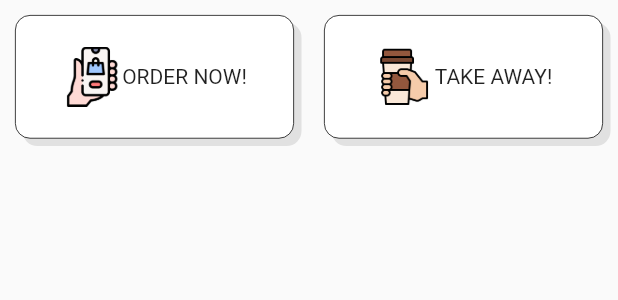
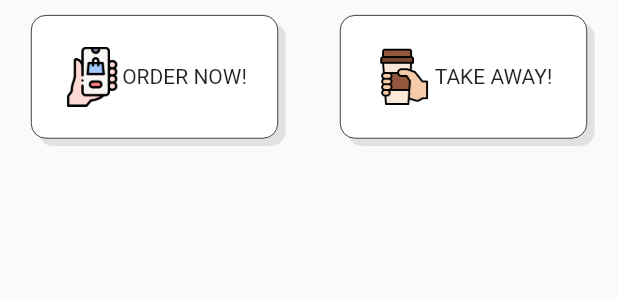
Before and after one commit to minhtien300199/CafeShop, a Flutter app: the SecondPage widget shown alone on an empty page, opened directly, on a phone screen of 412 x 824 dp. Shown: the top 300 px of the screen. Run offline on Flutter 3.47's test engine with Material 2 defaults, Android fonts, the phone set to English and light mode, and no system bars; our stand-ins replace carousel_slider, dots_indicator, firebase_auth, firebase_storage, google_fonts, localstorage and 2 more; missing offline and left inert: custom_bottom_navigation_bar, firebase; accounts and stored records are empty; network calls fail.

Commit message:
add button

```diff
--- a/lib/Component/Home/SecondPage.dart
+++ b/lib/Component/Home/SecondPage.dart
@@ -6,27 +6,70 @@ class SecondPage extends StatefulWidget {
 }
 
 class _SecondPageState extends State<SecondPage> {
+  List<double> animatedOffset = [0, 0, 0, 0];
+  bool onpressedBtnOrder = false;
+  bool onPressedBtnTakeAway = false;
+  bool onHoldBtnOrder = false;
+  Key takeAwayKey = Key("takeAway");
   @override
   Widget build(BuildContext context) {
     return Container(
       child: Column(
         children: [
           Row(
+            mainAxisAlignment: MainAxisAlignment.spaceAround,
             children: [
-              Expanded(
+              GestureDetector(
+                onTap: () {
+                  setState(() {
+                    onpressedBtnOrder = true;
+                    //make press animation
+                    animatedOffset[2] = 5;
+                    animatedOffset[3] = 5;
+                  });
+                },
+                child: Stack(
+                  children: [
+                    //shadow here
+                    Positioned(
                         child: Container(
                       margin: EdgeInsets.all(10),
+                      // alignment: Alignment.center,
+                      width: MediaQuery.of(context).size.width * 0.40,
+                      height: MediaQuery.of(context).size.height * 0.1,
                       decoration: BoxDecoration(
                           color: Colors.white,
-                    border: Border.all(width: 0.5),
+                          // border: Border.all(width: 0.5),
                           borderRadius: BorderRadius.circular(10),
                           boxShadow: [
                             BoxShadow(
                                 offset: Offset(5, 5),
                                 color: Colors.black.withOpacity(0.1))
                           ]),
+                    )),
+                    AnimatedPositioned(
+                        top: animatedOffset[2],
+                        left: animatedOffset[3],
+                        onEnd: () {
+                          setState(() {
+                            onpressedBtnOrder = false;
+                            //make press animation
+                            animatedOffset[2] = 0;
+                            animatedOffset[3] = 0;
+                          });
+                        },
+                        child: Container(
+                          width: MediaQuery.of(context).size.width * 0.40,
+                          margin: EdgeInsets.all(10),
+                          decoration: BoxDecoration(
+                            color: onpressedBtnOrder
+                                ? Colors.black26.withOpacity(0.2)
+                                : Colors.white,
+                            border: Border.all(width: 0.5),
+                            borderRadius: BorderRadius.circular(10),
+                          ),
                           height: MediaQuery.of(context).size.height * 0.1,
-                alignment: Alignment.center,
+                          // alignment: Alignment.center,
                           child: Row(
                             mainAxisAlignment: MainAxisAlignment.center,
                             crossAxisAlignment: CrossAxisAlignment.center,
@@ -39,23 +82,63 @@ class _SecondPageState extends State<SecondPage> {
                               Text("ORDER NOW!")
                             ],
                           ),
-              )),
-              Expanded(
+                        ),
+                        duration: Duration(milliseconds: 100)),
+                  ],
+                ),
+              ),
+              //takeaway
+              GestureDetector(
+                onTap: () {
+                  setState(() {
+                    onPressedBtnTakeAway = true;
+                    //make press animation
+                    animatedOffset[0] = 5;
+                    animatedOffset[1] = 5;
+                  });
+                },
                 child: Stack(
                   children: [
-                  Container(
+                    //shadow here
+                    Positioned(
+                        child: Container(
                       margin: EdgeInsets.all(10),
+                      // alignment: Alignment.center,
+                      width: MediaQuery.of(context).size.width * 0.40,
+                      height: MediaQuery.of(context).size.height * 0.1,
                       decoration: BoxDecoration(
                           color: Colors.white,
-                        border: Border.all(width: 0.5),
+                          // border: Border.all(width: 0.5),
                           borderRadius: BorderRadius.circular(10),
                           boxShadow: [
                             BoxShadow(
                                 offset: Offset(5, 5),
                                 color: Colors.black.withOpacity(0.1))
                           ]),
+                    )),
+                    AnimatedPositioned(
+                        top: animatedOffset[0],
+                        left: animatedOffset[1],
+                        onEnd: () {
+                          setState(() {
+                            onPressedBtnTakeAway = false;
+                            //make press animation
+                            animatedOffset[0] = 0;
+                            animatedOffset[1] = 0;
+                          });
+                        },
+                        child: Container(
+                          width: MediaQuery.of(context).size.width * 0.40,
+                          margin: EdgeInsets.all(10),
+                          decoration: BoxDecoration(
+                            color: onPressedBtnTakeAway
+                                ? Colors.black26.withOpacity(0.2)
+                                : Colors.white,
+                            border: Border.all(width: 0.5),
+                            borderRadius: BorderRadius.circular(10),
+                          ),
                           height: MediaQuery.of(context).size.height * 0.1,
-                    alignment: Alignment.center,
+                          // alignment: Alignment.center,
                           child: Row(
                             mainAxisAlignment: MainAxisAlignment.center,
                             crossAxisAlignment: CrossAxisAlignment.center,
@@ -69,16 +152,14 @@ class _SecondPageState extends State<SecondPage> {
                             ],
                           ),
                         ),
-                  Container(
-                    height: MediaQuery.of(context).size.height * 0.1,
-                    decoration: BoxDecoration(), //TODO: SOME TING HERE
+                        duration: Duration(milliseconds: 100)),
+                  ],
+                ),
               )
-                ],
-              ))
             ],
           ),
           AnimatedContainer(
-            duration: Duration(milliseconds: 50),
+            duration: Duration(milliseconds: 500),
           ),
         ],
       ),
```
Also changed, not shown: lib/Component/Home/HomeView.dart (+4 -3 lines). Lines whose indentation alone changed are shown as unchanged.
